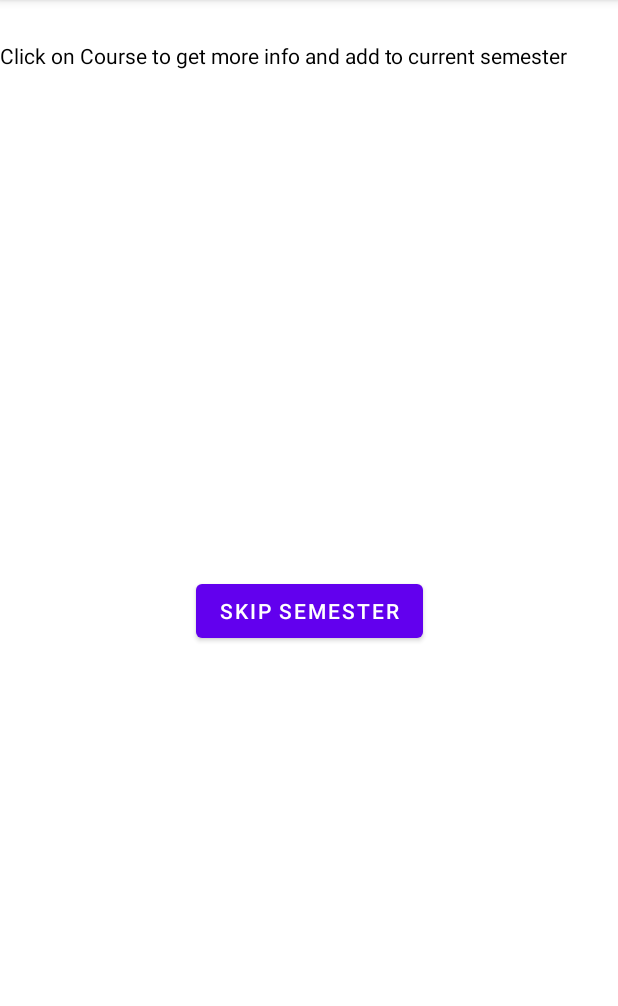
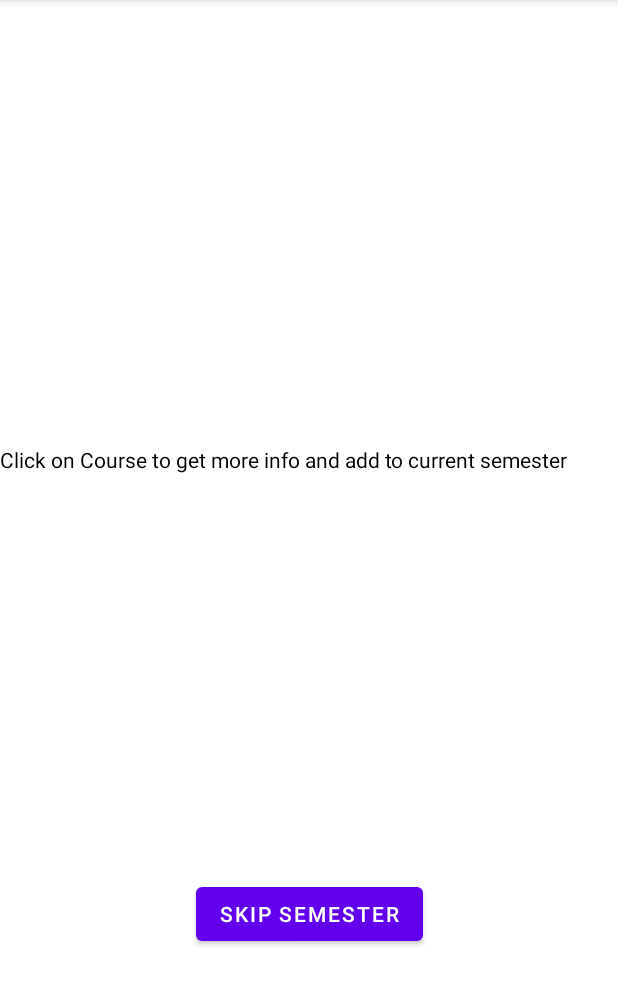
Before and after one commit to stefan2543/CourseProgressionApp, an Android app: the CourseSelectActivity screen opened directly, with no data from a screen before it, on a phone screen of 412 x 824 dp, the part 84-1090 px from its top. Run offline under Robolectric (Android 15) with nearby library versions, the phone set to English and light mode, and no system bars; 2 statements that could not run were skipped.

Commit message:
added buton

```diff
--- a/app/src/main/java/com/example/courseprogressionapp/MainActivity.kt
+++ b/app/src/main/java/com/example/courseprogressionapp/MainActivity.kt
@@ -29,7 +29,6 @@ class MainActivity : AppCompatActivity() {
         listIntent.putExtra("requirementOne", requirementOne)
         listIntent.putExtra("requirementTwo", requirementTwo)
         listIntent.putExtra("requirementThree", requirementThree)
-        //listIntent.putExtra("chosenCourses", chosenCourses)
         startActivity(listIntent)
     }
 }
--- a/app/src/main/res/layout/course_select.xml
+++ b/app/src/main/res/layout/course_select.xml
@@ -41,6 +41,7 @@
         android:scrollbars="vertical"
         app:layoutManager="androidx.recyclerview.widget.LinearLayoutManager"
         app:layout_constraintTop_toBottomOf="@+id/instructions"
+        app:layout_constraintBottom_toTopOf="@+id/skipBtn"
         tools:layout_editor_absoluteX="1dp" />
 
     <Button
```
